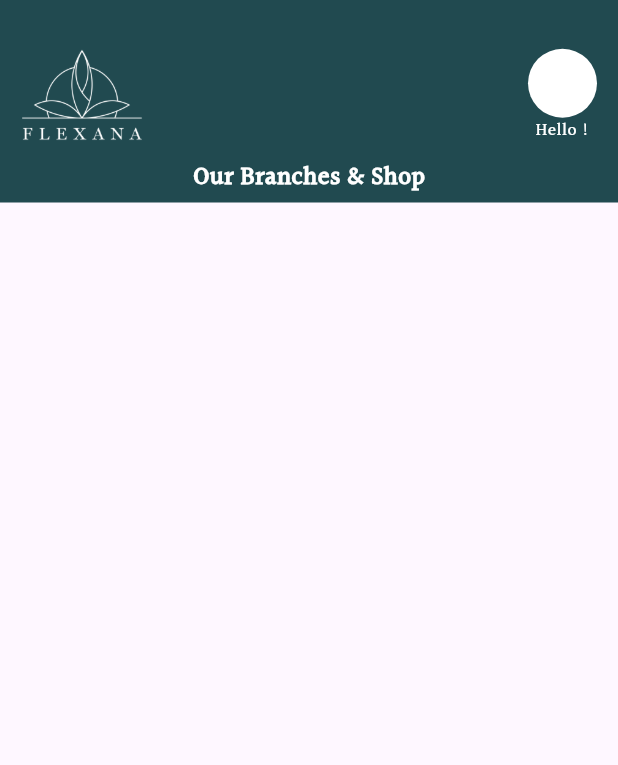
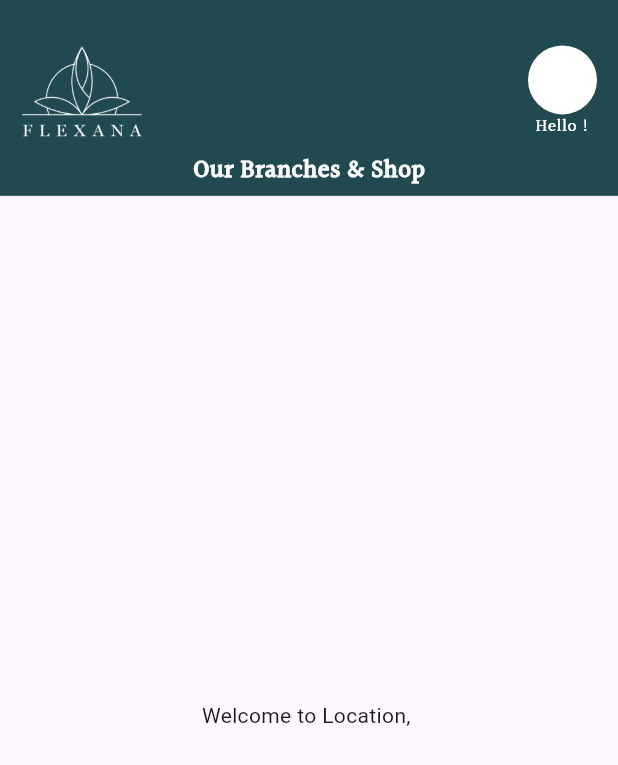
Before and after one commit to MinaMagdy06/Flexana, a Flutter app: the LocationScreen screen opened directly with empty values, on a phone screen of 412 x 824 dp. Shown: the top 765 px of the screen. Run offline on Flutter 3.47's test engine with Material 3 defaults, Android fonts, the phone set to English and light mode, and no system bars; our stand-ins replace cloud_firestore, firebase_auth, firebase_core, flutter_screenutil; accounts and stored records are empty.

Commit message:
finsh appbar & navbar

```diff
--- a/lib/core/widgets/custom_app_bar.dart
+++ b/lib/core/widgets/custom_app_bar.dart
@@ -1,19 +1,24 @@
 import 'package:flexana/core/theme/Colors.dart';
 import 'package:flexana/core/theme/Textstyle.dart';
 import 'package:flexana/core/utils/assets_data.dart';
-import 'package:flexana/features/location/presentation/Screens/location_screen.dart';
+import 'package:flexana/features/auth/data/user_model.dart';
 import 'package:flutter/material.dart';
 import 'package:flutter_screenutil/flutter_screenutil.dart';
 
-class customAppBar extends StatelessWidget {
-  const customAppBar({super.key, required this.widget});
+class CustomAppBar extends StatelessWidget {
+  final AppUser currentUser;
+  final String title;
 
-  final LocationScreen widget;
+  const CustomAppBar({
+    super.key,
+    required this.currentUser,
+    required this.title,
+  });
 
   @override
   Widget build(BuildContext context) {
     return Container(
-      height: 135..h,
+      height: 135.h,
       decoration: BoxDecoration(color: AppColors.primarycolor),
       child: Padding(
         padding: const EdgeInsets.symmetric(horizontal: 14, vertical: 5),
@@ -36,7 +41,7 @@ class customAppBar extends StatelessWidget {
                             backgroundColor: Colors.white,
                           ),
                           Text(
-                            'Hello ${widget.user.firstName}!',
+                            'Hello ${currentUser.firstName}!',
                             style: barIconStyle(),
                           ),
                         ],
@@ -46,8 +51,7 @@ class customAppBar extends StatelessWidget {
                 ),
               ),
             ),
-
-            Text("Our Branches & Shop", style: barTextStyle()),
+            Text(title, style: barTextStyle()), // 👈 ده اللي هيتغير
           ],
         ),
       ),
--- a/lib/features/location/presentation/Screens/location_screen.dart
+++ b/lib/features/Home/presentation/screens/location_screen.dart
@@ -3,8 +3,10 @@ import 'package:flexana/features/auth/data/user_model.dart';
 import 'package:flutter/material.dart';
 
 class LocationScreen extends StatefulWidget {
-  LocationScreen({super.key, required this.user});
-  final AppUser user;
+  final AppUser currentUser;
+
+  const LocationScreen({super.key, required this.currentUser});
+
   @override
   State<LocationScreen> createState() => _LocationScreenState();
 }
@@ -13,7 +15,16 @@ class _LocationScreenState extends State<LocationScreen> {
   @override
   Widget build(BuildContext context) {
     return Scaffold(
-      body: Column(children: [customAppBar(widget: widget)]),
+      appBar: PreferredSize(
+        preferredSize: const Size.fromHeight(135),
+        child: CustomAppBar(
+          currentUser: widget.currentUser,
+          title: "Our Branches & Shop",
+        ),
+      ),
+      body: Center(
+        child: Text("Welcome to Location, ${widget.currentUser.firstName}"),
+      ),
     );
   }
 }
--- a/lib/features/auth/presentation/screens/login_screen.dart
+++ b/lib/features/auth/presentation/screens/login_screen.dart
@@ -3,12 +3,14 @@ import 'package:flexana/core/theme/Textstyle.dart';
 import 'package:flexana/core/utils/assets_data.dart';
 import 'package:flexana/core/widgets/custom_button.dart';
 import 'package:flexana/core/widgets/custom_slide_inemation.dart';
+import 'package:flexana/features/Home/presentation/screens/location_screen.dart';
+import 'package:flexana/features/Home/presentation/widgets/button_nav_bar.dart';
 import 'package:flexana/features/auth/auth_service.dart';
 import 'package:flexana/features/auth/presentation/screens/forget_pass_screen.dart';
 import 'package:flexana/features/auth/presentation/screens/signup_screen.dart';
 import 'package:flexana/features/auth/presentation/widgets/Custom_Switch.dart';
 import 'package:flexana/features/auth/presentation/widgets/Custom_textfield.dart';
-import 'package:flexana/features/location/presentation/Screens/location_screen.dart';
+
 import 'package:flutter/material.dart';
 
 class LoginScreen extends StatefulWidget {
@@ -54,7 +56,7 @@ class _LoginScreenState extends State<LoginScreen> {
       if (currentUser != null) {
         Navigator.pushAndRemoveUntil(
           context,
-          SlideRightRoute(page: LocationScreen(user: currentUser)),
+          SlideRightRoute(page: BottomNavScreen(currentUser: currentUser)),
           (route) => false,
         );
       } else {
```
Also changed, not shown: lib/features/Home/presentation/screens/booking_screen.dart (added, +28 -0 lines), lib/features/Home/presentation/screens/packges_screen.dart (added, +30 -0 lines), lib/features/Home/presentation/screens/profile_screen.dart (added, +25 -0 lines), lib/features/Home/presentation/widgets/button_nav_bar.dart (added, +66 -0 lines), assets/Icons/Backages_Icon.png (added), assets/Icons/Booking_icon.png (added), assets/Icons/locations_icon.png (added).
